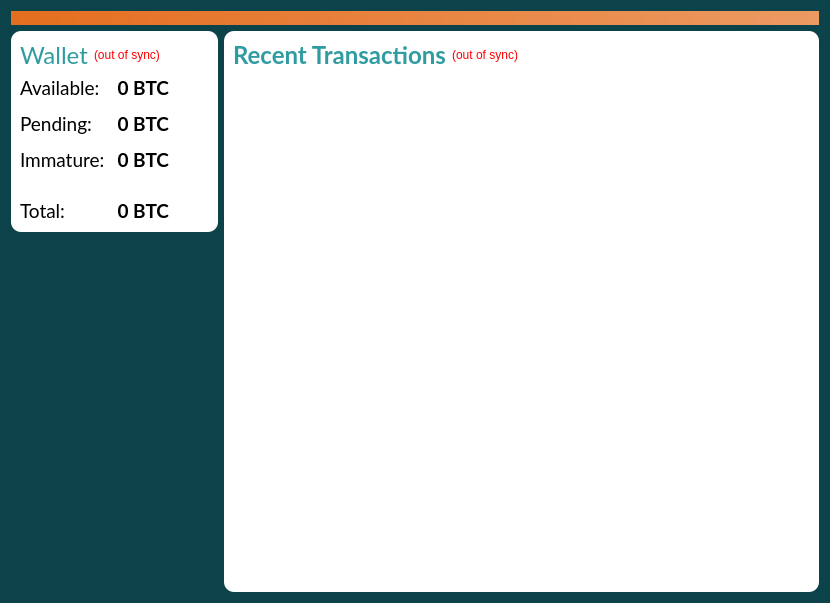
This is src/qt/forms/overviewpage.ui in ZiftrCOIN/ziftrcoin as Qt 5 draws it before an edit. The edited form follows.
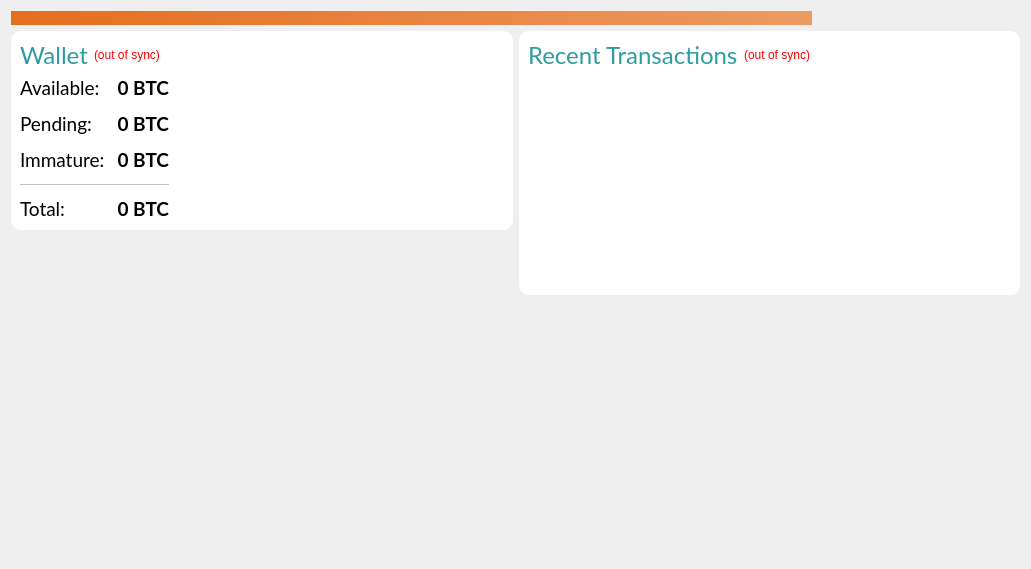
This is the edited form. Icons and pictures are not drawn.

```diff
--- a/src/qt/forms/overviewpage.ui
+++ b/src/qt/forms/overviewpage.ui
@@ -6,19 +6,30 @@
    <rect>
     <x>0</x>
     <y>0</y>
-    <width>830</width>
-    <height>603</height>
+    <width>1031</width>
+    <height>569</height>
    </rect>
   </property>
   <property name="windowTitle">
    <string>Form</string>
   </property>
+  <property name="autoFillBackground">
+   <bool>false</bool>
+  </property>
   <property name="styleSheet">
-   <string notr="true">background: #0c434a;</string>
+   <string notr="true"/>
   </property>
-  <layout class="QVBoxLayout" name="topLayout">
+  <layout class="QHBoxLayout" name="horizontalLayout_6">
+   <item>
+    <layout class="QVBoxLayout" name="verticalLayout_7">
    <item>
     <widget class="QLabel" name="labelAlerts">
+       <property name="maximumSize">
+        <size>
+         <width>801</width>
+         <height>22</height>
+        </size>
+       </property>
      <property name="visible">
       <bool>false</bool>
      </property>
@@ -34,7 +45,7 @@
     </widget>
    </item>
    <item>
-    <layout class="QHBoxLayout" name="horizontalLayout" stretch="0,1">
+      <layout class="QHBoxLayout" name="horizontalLayout_5">
      <item>
       <layout class="QVBoxLayout" name="verticalLayout_2">
        <item>
@@ -229,6 +240,26 @@
                 </property>
                </widget>
               </item>
+                <item row="3" column="0" colspan="2">
+                 <widget class="Line" name="line">
+                  <property name="maximumSize">
+                   <size>
+                    <width>16777215</width>
+                    <height>1</height>
+                   </size>
+                  </property>
+                  <property name="autoFillBackground">
+                   <bool>false</bool>
+                  </property>
+                  <property name="styleSheet">
+                   <string notr="true">height: 1px;
+background:  #c3c1bd;</string>
+                  </property>
+                  <property name="orientation">
+                   <enum>Qt::Horizontal</enum>
+                  </property>
+                 </widget>
+                </item>
               <item row="4" column="0">
                <widget class="QLabel" name="labelTotalText">
                 <property name="font">
@@ -269,19 +300,6 @@
                 </property>
                </widget>
               </item>
-              <item row="3" column="0" colspan="2">
-               <widget class="Line" name="line">
-                <property name="autoFillBackground">
-                 <bool>false</bool>
-                </property>
-                <property name="styleSheet">
-                 <string notr="true"/>
-                </property>
-                <property name="orientation">
-                 <enum>Qt::Horizontal</enum>
-                </property>
-               </widget>
-              </item>
              </layout>
             </item>
             <item>
@@ -316,6 +334,8 @@
         </spacer>
        </item>
        <item>
+          <layout class="QHBoxLayout" name="horizontalLayout">
+           <item>
         <widget class="QLabel" name="label_wallet_bgcoin">
          <property name="text">
           <string/>
@@ -334,6 +354,24 @@
          </property>
         </widget>
        </item>
+           <item>
+            <widget class="QFrame" name="frame_3">
+             <property name="autoFillBackground">
+              <bool>false</bool>
+             </property>
+             <property name="styleSheet">
+              <string notr="true">border: 0;</string>
+             </property>
+             <property name="frameShape">
+              <enum>QFrame::StyledPanel</enum>
+             </property>
+             <property name="frameShadow">
+              <enum>QFrame::Raised</enum>
+             </property>
+            </widget>
+           </item>
+          </layout>
+         </item>
       </layout>
      </item>
      <item>
@@ -365,7 +403,7 @@
                <string notr="true">color: #2f9ca1;</string>
               </property>
               <property name="text">
-               <string>&lt;html&gt;&lt;head/&gt;&lt;body&gt;&lt;p&gt;&lt;span style=&quot; font-weight:600;&quot;&gt;Recent Transactions&lt;/span&gt;&lt;/p&gt;&lt;/body&gt;&lt;/html&gt;</string>
+                 <string>&lt;html&gt;&lt;head/&gt;&lt;body&gt;&lt;p&gt;&lt;span style=&quot; font-weight:400;&quot;&gt;Recent Transactions&lt;/span&gt;&lt;/p&gt;&lt;/body&gt;&lt;/html&gt;</string>
               </property>
              </widget>
             </item>
@@ -422,11 +460,28 @@
          </layout>
         </widget>
        </item>
+         <item>
+          <spacer name="verticalSpacer_2">
+           <property name="orientation">
+            <enum>Qt::Vertical</enum>
+           </property>
+           <property name="sizeHint" stdset="0">
+            <size>
+             <width>20</width>
+             <height>40</height>
+            </size>
+           </property>
+          </spacer>
+         </item>
       </layout>
      </item>
     </layout>
    </item>
   </layout>
+   </item>
+  </layout>
+  <zorder></zorder>
+  <zorder>labelAlerts</zorder>
  </widget>
  <resources>
   <include location="../bitcoin.qrc"/>
```
Left out of the diff: 2 changed lines with no effect on the pictures. Lines whose indentation alone changed are shown as unchanged.
